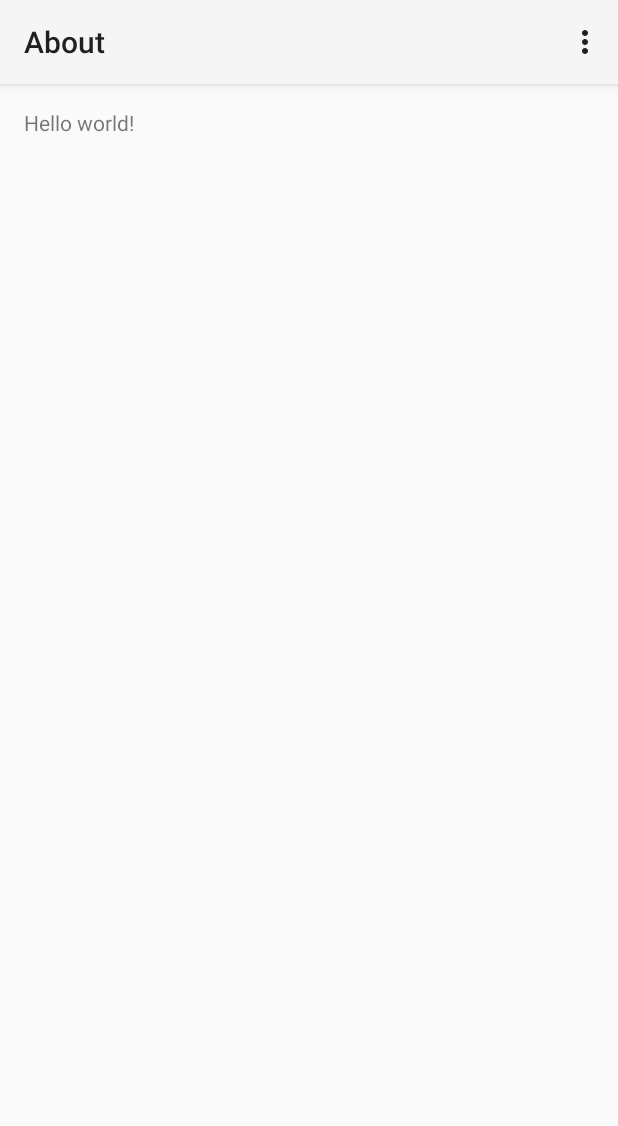
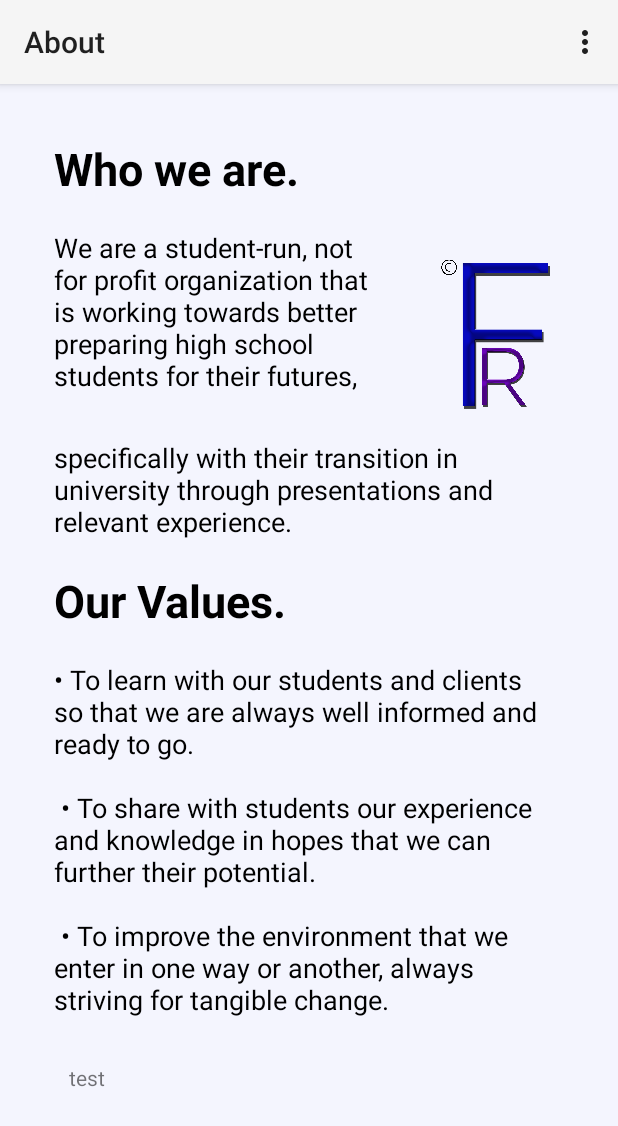
Before and after one commit to vishalkuo/FuturesRevealed, an Android app: the aboutActivity screen opened directly, with no data from a screen before it, on a phone screen of 412 x 824 dp. Shown: the top 1126 px of the screen. Run offline under Robolectric (Android 15) with nearby library versions, the phone set to English and light mode, and no system bars.

Commit message:
Almost ready

```diff
--- a/app/src/main/AndroidManifest.xml
+++ b/app/src/main/AndroidManifest.xml
@@ -8,6 +8,7 @@
     <application
         android:allowBackup="true"
         android:icon="@mipmap/ic_launcher"
+        android:logo="@mipmap/ic_launcher"
         android:label="@string/app_name"
         android:theme="@style/AppTheme" >
         <activity
--- a/app/src/main/res/layout/activity_about.xml
+++ b/app/src/main/res/layout/activity_about.xml
@@ -1,12 +1,94 @@
-<RelativeLayout xmlns:android="http://schemas.android.com/apk/res/android"
+<ScrollView
+    xmlns:android="http://schemas.android.com/apk/res/android"
     xmlns:tools="http://schemas.android.com/tools" android:layout_width="match_parent"
     android:layout_height="match_parent" android:paddingLeft="@dimen/activity_horizontal_margin"
     android:paddingRight="@dimen/activity_horizontal_margin"
     android:paddingTop="@dimen/activity_vertical_margin"
     android:paddingBottom="@dimen/activity_vertical_margin"
-    tools:context="vishalkuo.com.futuresrevealed.aboutActivity">
+    tools:context="vishalkuo.com.futuresrevealed.contactActivity"
+    android:background="#F4F5FE">
 
-    <TextView android:text="@string/hello_world" android:layout_width="wrap_content"
+
+<RelativeLayout  android:layout_width="match_parent"
+    android:layout_height="match_parent">
+
+
+
+
+    <TextView
+        android:id = "@+id/Title"
+        style="@style/Button"
+        android:layout_margin="20dp"
+        android:textSize = "30dp"
+        android:textStyle="bold"
+        android:textColor="#000000"
+        android:text="Who we are."
+        android:layout_width="wrap_content"
         android:layout_height="wrap_content" />
 
+    <LinearLayout
+        android:id = "@+id/header"
+        android:layout_width="match_parent"
+        android:layout_height="wrap_content"
+        android:layout_below="@+id/Title">
+
+
+        <TextView
+            style = "@style/Button"
+            android:text = "@string/aboutFV"
+            android:layout_marginLeft="20dp"
+            android:layout_marginRight="20dp"
+            android:layout_width="0dp"
+            android:layout_weight="0.7"
+            android:textColor="#000000"
+            android:layout_below="@+id/Title"
+            android:layout_height="wrap_content"/>
+        <ImageView
+            android:layout_width="0dp"
+            android:layout_height="100dp"
+            android:src = "@drawable/logocopy"
+            android:layout_alignParentRight="true"
+            android:layout_margin= "20dp"
+            android:layout_weight="0.3"/>
+    </LinearLayout>
+    <TextView
+        android:id = "@+id/body"
+        style = "@style/Button"
+        android:layout_width="match_parent"
+        android:layout_height="wrap_content"
+        android:text="@string/part2"
+        android:textColor="#000000"
+        android:layout_below="@id/header"
+        android:layout_marginLeft="20dp"
+        android:layout_marginRight="20dp"/>
+    <TextView
+        android:id = "@+id/Values"
+        style = "@style/Button"
+        android:layout_width="match_parent"
+        android:layout_height="wrap_content"
+        android:layout_margin="20dp"
+        android:textSize="30dp"
+        android:textStyle="bold"
+        android:textColor="#000000"
+        android:layout_below="@id/body"
+        android:text="Our Values."/>
+    <TextView
+        android:id = "@+id/jots"
+        style = "@style/Button"
+        android:layout_width="match_parent"
+        android:layout_height="wrap_content"
+        android:layout_marginLeft="20dp"
+        android:layout_marginRight="20dp"
+        android:textColor="#000000"
+        android:layout_below="@id/Values"
+        android:text="@string/values"/>
+
+    <TextView
+        android:layout_width="match_parent"
+        android:layout_height="wrap_content"
+        android:layout_below="@id/jots"
+        android:layout_margin="30dp"
+        android:text="test"
+        android:id = "@+id/Visit"/>
 </RelativeLayout>
+</ScrollView>
--- a/app/src/main/res/values/strings.xml
+++ b/app/src/main/res/values/strings.xml
@@ -7,5 +7,9 @@
     <string name="title_activity_contact">contactActivity</string>
     <string name="title_activity_survey">surveyActivit</string>
 
-    <string name = "aboutFV">We are a student-run, not for profit organization that is working towards better preparing high school students for their futures, specifically with their transition in university through presentations and relevant experience.</string>
+    <string name = "aboutFV">We are a student-run, not for profit organization that is working towards better preparing high school students for their futures,</string>
+    <string name = "part2">specifically with their transition in university through presentations and relevant experience.</string>
+    <string name = "values">&#8226; To learn with our students and clients so that we are always well informed and ready to go. \n\n
+    &#8226; To share with students our experience and knowledge in hopes that we can further their potential. \n\n
+    &#8226; To improve the environment that we enter in one way or another, always striving for tangible change.</string>
 </resources>
```
Also changed, not shown: app/src/main/java/vishalkuo/com/futuresrevealed/contactActivity.java (+8 -0 lines), app/src/main/res/layout/activity_contact2.xml (+2 -36 lines), app/src/main/res/drawable-xxhdpi/logocopy.png.
